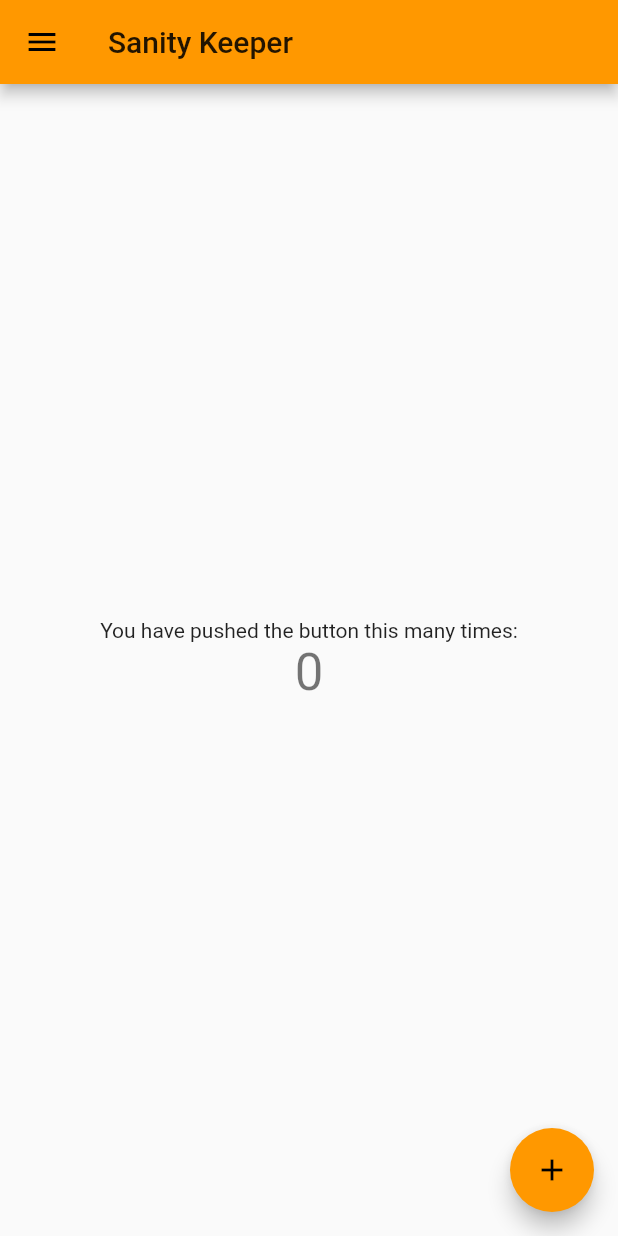
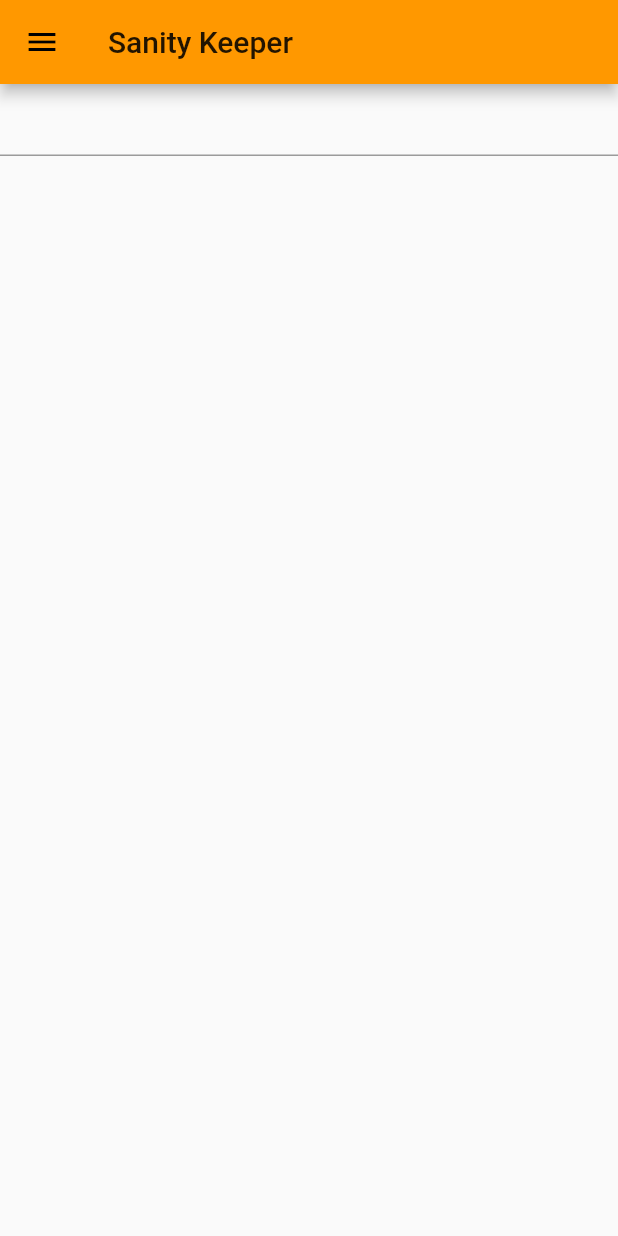
Before and after one commit to professional-programmingers/sanity_keeper, a Flutter app: the screen it shows after launch, on a phone screen of 412 x 824 dp. Run offline on Flutter 3.47's test engine with Material 2 defaults, Android fonts, the phone set to English and light mode, and no system bars.

Commit message:
Implement a basic note display system

```diff
--- a/lib/main.dart
+++ b/lib/main.dart
@@ -43,31 +43,12 @@ class MyHomePage extends StatefulWidget {
 }
 
 class _MyHomePageState extends State<MyHomePage> {
-  int _counter = 0;
-
-  void _incrementCounter() {
-    setState(() {
-      // This call to setState tells the Flutter framework that something has
-      // changed in this State, which causes it to rerun the build method below
-      // so that the display can reflect the updated values. If we changed
-      // _counter without calling setState(), then the build method would not be
-      // called again, and so nothing would appear to happen.
-      _counter++;
-    });
-  }
+  List<String> _notes = new List<String>();
 
   @override
   Widget build(BuildContext context) {
-    // This method is rerun every time setState is called, for instance as done
-    // by the _incrementCounter method above.
-    //
-    // The Flutter framework has been optimized to make rerunning build methods
-    // fast, so that you can just rebuild anything that needs updating rather
-    // than having to individually change instances of widgets.
     return new Scaffold(
       appBar: new AppBar(
-        // Here we take the value from the MyHomePage object that was created by
-        // the App.build method, and use it to set our appbar title.
         title: new Text(widget.title),
       ),
       drawer: new Drawer(
@@ -95,40 +76,33 @@ class _MyHomePageState extends State<MyHomePage> {
           ],
         ),
       ),
-      body: new Center(
-        // Center is a layout widget. It takes a single child and positions it
-        // in the middle of the parent.
-        child: new Column(
-          // Column is also layout widget. It takes a list of children and
-          // arranges them vertically. By default, it sizes itself to fit its
-          // children horizontally, and tries to be as tall as its parent.
-          //
-          // Invoke "debug paint" (press "p" in the console where you ran
-          // "flutter run", or select "Toggle Debug Paint" from the Flutter tool
-          // window in IntelliJ) to see the wireframe for each widget.
-          //
-          // Column has various properties to control how it sizes itself and
-          // how it positions its children. Here we use mainAxisAlignment to
-          // center the children vertically; the main axis here is the vertical
-          // axis because Columns are vertical (the cross axis would be
-          // horizontal).
-          mainAxisAlignment: MainAxisAlignment.center,
-          children: <Widget>[
-            new Text(
-              'You have pushed the button this many times:',
-            ),
-            new Text(
-              '$_counter',
-              style: Theme.of(context).textTheme.display1,
-            ),
-          ],
-        ),
+      body: new Column(
+        mainAxisAlignment: MainAxisAlignment.start,
+        children: <Widget>[
+          new TextField(
+            onSubmitted: (String newNote) {
+              setState(() {
+                _notes.add(newNote);
+              });
+            }
+          ),
+          new ListView(
+            shrinkWrap: true,
+            padding: new EdgeInsets.all(8.0),
+            children: _notes.map((String str) {
+              return new Card(
+                child: new Container(
+                  child: new Text(
+                    str,
+                    style: new TextStyle(fontSize: 18.0),
+                  ),
+                  padding: new EdgeInsets.all(8.0),
+                ),
+              );
+            }).toList(),
+          ),
+        ],
       ),
-      floatingActionButton: new FloatingActionButton(
-        onPressed: _incrementCounter,
-        tooltip: 'Increment',
-        child: new Icon(Icons.add),
-      ), // This trailing comma makes auto-formatting nicer for build methods.
     );
   }
 }
```
